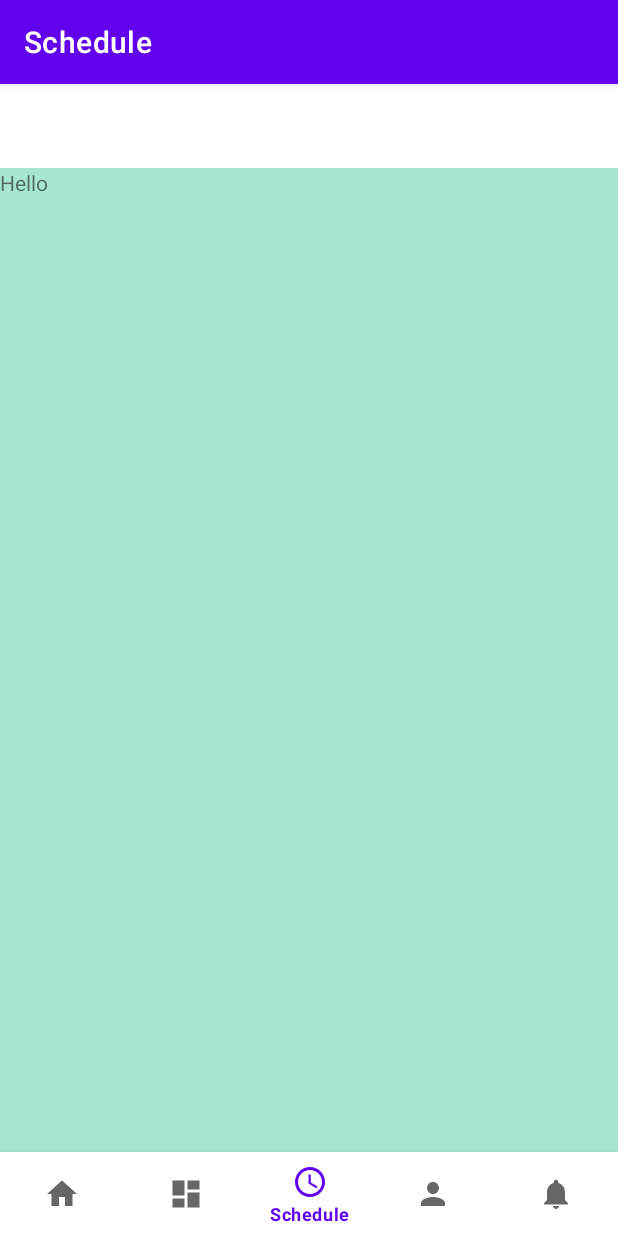
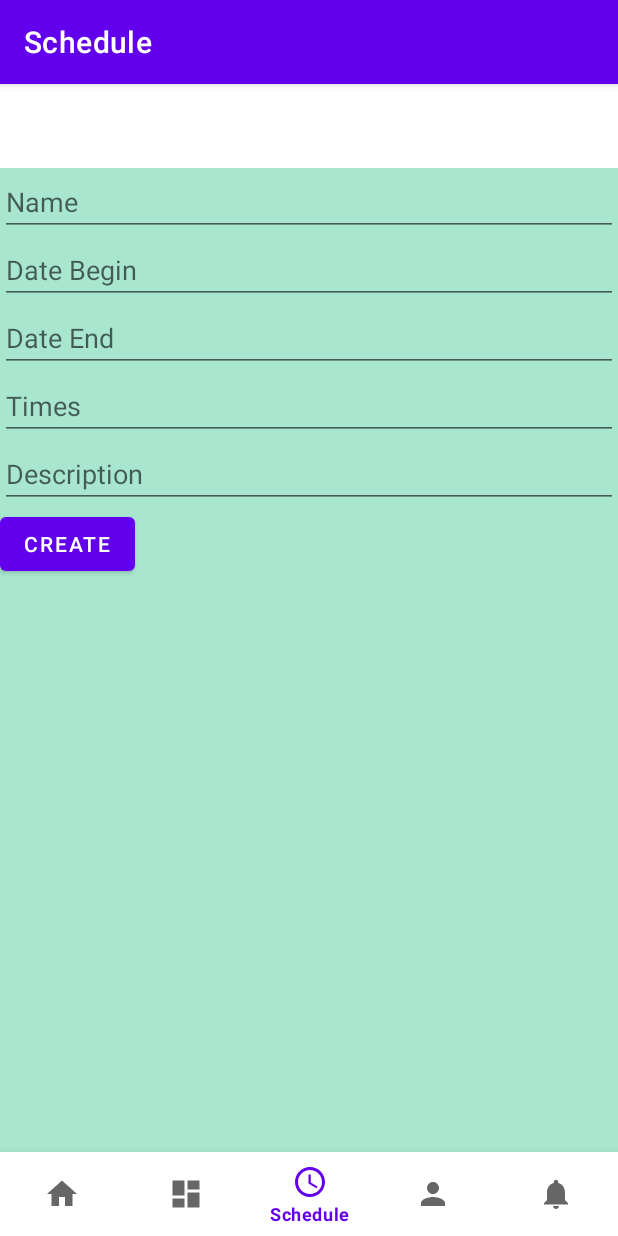
Before and after one commit to TitaniumBull224/DATH_AI, an Android app: the ScheduleFragment screen opened through its navigation route, on a phone screen of 412 x 824 dp. Run offline under Robolectric (Android 15) with nearby library versions, the phone set to English and light mode, and no system bars; our stand-ins replace navigation-ui; 2 statements that could not run were skipped.

Commit message:
add Schedule database

```diff
--- a/Internet/app/src/main/java/com/example/internet/DatabaseHelper.java
+++ b/Internet/app/src/main/java/com/example/internet/DatabaseHelper.java
@@ -49,7 +49,7 @@ public class DatabaseHelper extends SQLiteOpenHelper {
     public Boolean checkEmailPassword(String email, String password){
         SQLiteDatabase MyDB = this.getWritableDatabase();
         Cursor cursor = MyDB.rawQuery("Select * from allusers where email = ? and password = ?", new String[] {email,password});
-        if(cursor.getCount() > 0)
+        if (cursor.getCount() > 0)
             return true;
         else
             return false;
--- a/Internet/app/src/main/java/com/example/internet/ui/schedule/ScheduleFragment.java
+++ b/Internet/app/src/main/java/com/example/internet/ui/schedule/ScheduleFragment.java
@@ -18,17 +18,43 @@ import com.example.internet.databinding.FragmentNotificationsBinding;
 import com.example.internet.databinding.FragmentScheduleBinding;
 import com.example.internet.ui.notifications.NotificationsViewModel;
 
+import java.util.ArrayList;
+
 public class ScheduleFragment extends Fragment {
 
     private FragmentScheduleBinding binding;
+    private ScheduleViewModel scheduleViewModel;
+    private ScheduleAdapter adapter;
 
     public View onCreateView(@NonNull LayoutInflater inflater,
                              ViewGroup container, Bundle savedInstanceState) {
-        ScheduleViewModel scheduleViewModel = new ViewModelProvider(this).get(ScheduleViewModel.class);
+        scheduleViewModel = new ViewModelProvider(this).get(ScheduleViewModel.class);
 
         binding = FragmentScheduleBinding.inflate(inflater, container, false);
         View root = binding.getRoot();
 
+        adapter = new ScheduleAdapter(new ArrayList<>());
+        binding.schedulesListView.setAdapter(adapter);
+
+        scheduleViewModel.getSchedules().observe(getViewLifecycleOwner(), schedules -> {
+            adapter.setSchedules(schedules);
+            adapter.notifyDataSetChanged();
+        });
+
+        binding.createButton.setOnClickListener(v -> {
+            String name = binding.nameEditText.getText().toString();
+            String dateBegin = binding.dateBeginEditText.getText().toString();
+            String dateEnd = binding.dateEndEditText.getText().toString();
+            String times = binding.timesEditText.getText().toString();
+            String description = binding.descriptionEditText.getText().toString();
+            Schedule schedule = new Schedule(0, name, dateBegin, dateEnd, times, description);
+            scheduleViewModel.createSchedule(schedule);
+            binding.nameEditText.setText("");
+            binding.dateBeginEditText.setText("");
+            binding.dateEndEditText.setText("");
+            binding.timesEditText.setText("");
+            binding.descriptionEditText.setText("");
+        });
 
         return root;
     }
@@ -38,5 +64,4 @@ public class ScheduleFragment extends Fragment {
         super.onDestroyView();
         binding = null;
     }
-
 }
--- a/Internet/app/src/main/res/layout/fragment_schedule.xml
+++ b/Internet/app/src/main/res/layout/fragment_schedule.xml
@@ -1,14 +1,57 @@
 <?xml version="1.0" encoding="utf-8"?>
-<FrameLayout xmlns:android="http://schemas.android.com/apk/res/android"
+<LinearLayout xmlns:android="http://schemas.android.com/apk/res/android"
     xmlns:tools="http://schemas.android.com/tools"
     android:layout_width="match_parent"
     android:layout_height="match_parent"
+    android:orientation="vertical"
     android:background="@color/cyan"
     tools:context=".ui.schedule.ScheduleFragment">
 
-    <TextView
+    <LinearLayout
         android:layout_width="match_parent"
-        android:layout_height="match_parent"
-        android:text="Hello" />
+        android:layout_height="wrap_content"
+        android:orientation="vertical">
 
-</FrameLayout>
+        <EditText
+            android:id="@+id/nameEditText"
+            android:layout_width="match_parent"
+            android:layout_height="wrap_content"
+            android:hint="Name" />
+
+        <EditText
+            android:id="@+id/dateBeginEditText"
+            android:layout_width="match_parent"
+            android:layout_height="wrap_content"
+            android:hint="Date Begin" />
+
+        <EditText
+            android:id="@+id/dateEndEditText"
+            android:layout_width="match_parent"
+            android:layout_height="wrap_content"
+            android:hint="Date End" />
+
+        <EditText
+            android:id="@+id/timesEditText"
+            android:layout_width="match_parent"
+            android:layout_height="wrap_content"
+            android:hint="Times" />
+
+        <EditText
+            android:id="@+id/descriptionEditText"
+            android:layout_width="match_parent"
+            android:layout_height="wrap_content"
+            android:hint="Description" />
+
+        <Button
+            android:id="@+id/createButton"
+            android:layout_width="wrap_content"
+            android:layout_height="wrap_content"
+            android:text="Create" />
+
+        <ListView
+            android:id="@+id/schedulesListView"
+            android:layout_width="match_parent"
+            android:layout_height="wrap_content" />
+    </LinearLayout>
+
+</LinearLayout>
--- a/Internet/app/src/main/res/navigation/mobile_navigation.xml
+++ b/Internet/app/src/main/res/navigation/mobile_navigation.xml
@@ -30,5 +30,5 @@
         android:id="@+id/navigation_schedule"
         android:name="com.example.internet.ui.schedule.ScheduleFragment"
         android:label="@string/title_schedule"
-        tools:layout="@layout/fragment_schedule" />
+        tools:layout="@layout/schedule_rows" />
 </navigation>
```
Also changed, not shown: Internet/app/src/main/java/com/example/internet/ui/schedule/Schedule.java (added, +37 -0 lines), Internet/app/src/main/java/com/example/internet/ui/schedule/ScheduleAdapter.java (added, +55 -0 lines), Internet/app/src/main/java/com/example/internet/ui/schedule/ScheduleDatabaseHelper.java (added, +87 -0 lines), Internet/app/src/main/java/com/example/internet/ui/schedule/ScheduleViewModel.java (+37 -1 lines), Internet/app/src/main/res/layout/schedule_rows.xml (added, +31 -0 lines), Internet/gradle.properties (+10 -14 lines), 22 other files.
